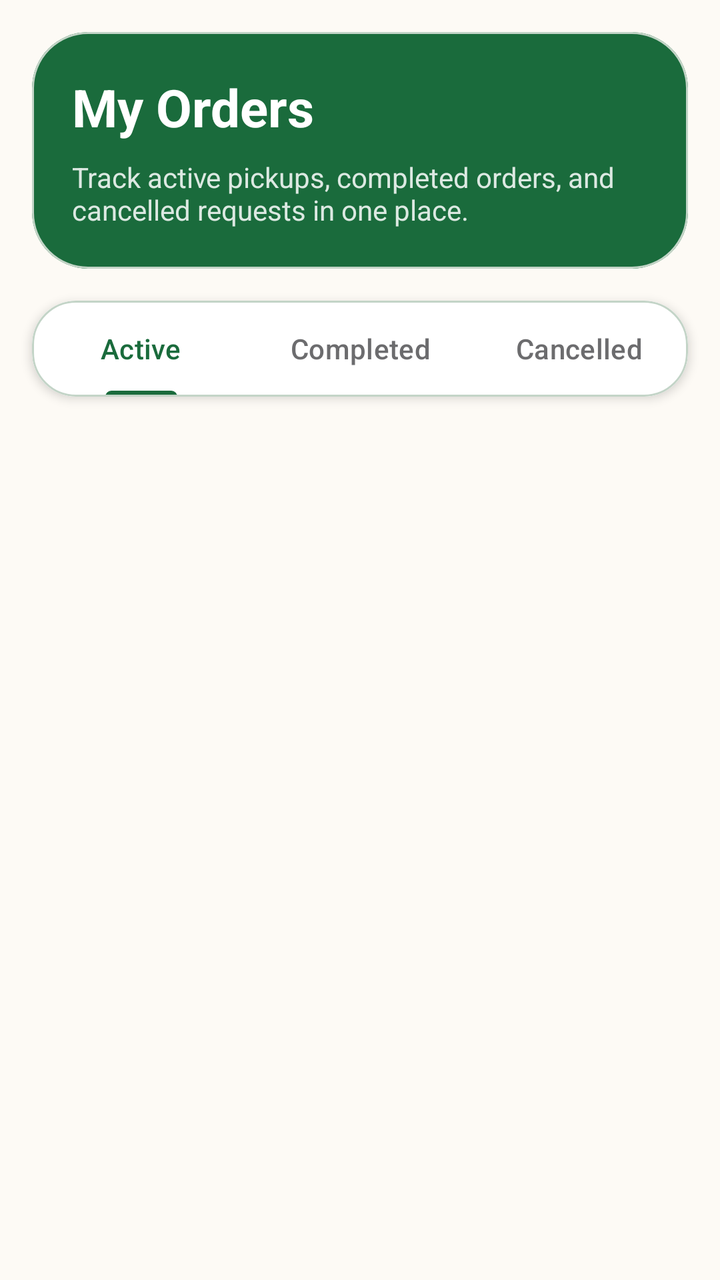
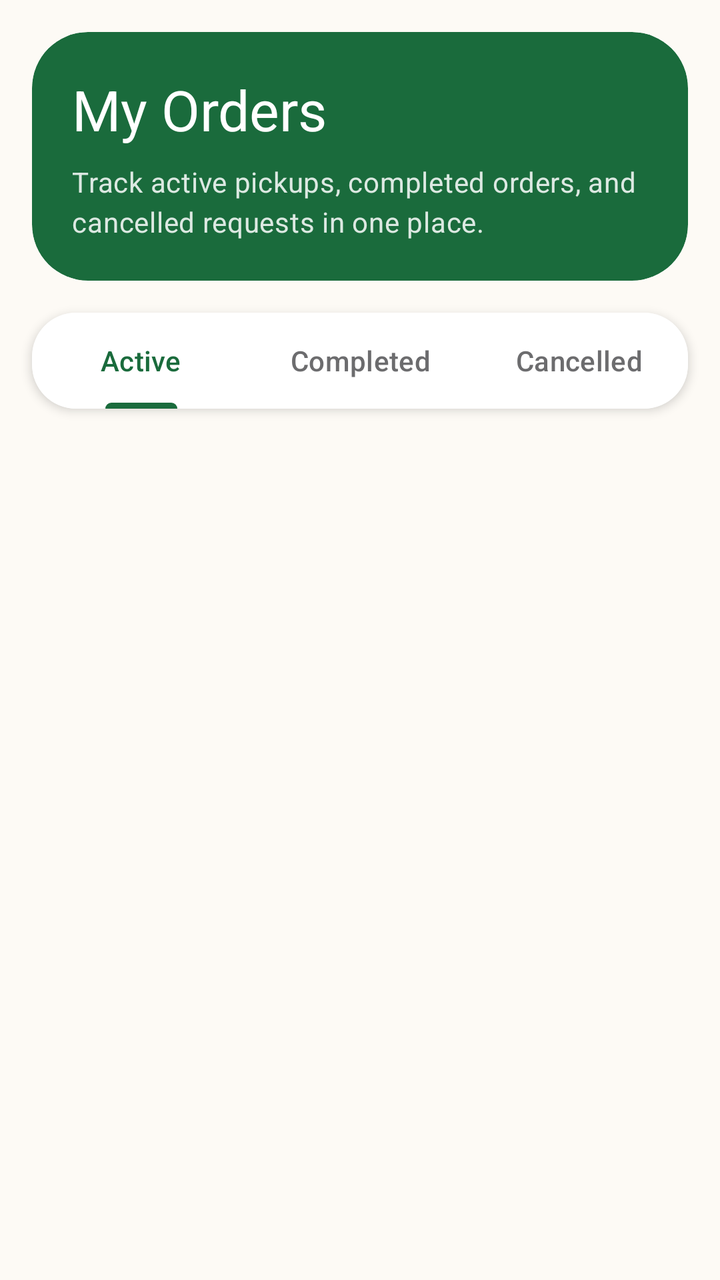

The first picture is an Android layout as it rendered before a commit; the second is the same layout after the commit. The layout source and the unified diff follow.
<!-- AndroidManifest.xml: application theme Theme.REPLATE -->
<!-- res/layout/fragment_orders.xml -->
<?xml version="1.0" encoding="utf-8"?>
<LinearLayout xmlns:android="http://schemas.android.com/apk/res/android"
    xmlns:app="http://schemas.android.com/apk/res-auto"
    android:layout_width="match_parent"
    android:layout_height="match_parent"
    android:background="@color/light_gray"
    android:orientation="vertical">

    
    <com.google.android.material.card.MaterialCardView
        android:layout_width="match_parent"
        android:layout_height="wrap_content"
        android:layout_margin="16dp"
        app:cardBackgroundColor="@color/green_primary"
        app:cardCornerRadius="28dp"
        app:cardElevation="0dp">

        <LinearLayout
            android:layout_width="match_parent"
            android:layout_height="wrap_content"
            android:orientation="vertical"
            android:padding="20dp">

            <TextView
                android:layout_width="wrap_content"
                android:layout_height="wrap_content"
                android:text="My Orders"
                android:textColor="@color/white"
                android:textSize="26sp"
                android:textStyle="bold" />

            <TextView
                android:layout_width="match_parent"
                android:layout_height="wrap_content"
                android:layout_marginTop="8dp"
                android:text="Track active pickups, completed orders, and cancelled requests in one place."
                android:textColor="#D9FFFFFF"
                android:textSize="14sp" />
        </LinearLayout>
    </com.google.android.material.card.MaterialCardView>

    
    <com.google.android.material.card.MaterialCardView
        android:layout_width="match_parent"
        android:layout_height="wrap_content"
        android:layout_marginHorizontal="16dp"
        app:cardCornerRadius="22dp"
        app:cardElevation="3dp">

        <com.google.android.material.tabs.TabLayout
            android:id="@+id/tabLayoutOrders"
            android:layout_width="match_parent"
            android:layout_height="wrap_content"
            android:background="@color/white"
            app:tabIndicatorColor="@color/primary"
            app:tabIndicatorFullWidth="false"
            app:tabMode="fixed"
            app:tabSelectedTextColor="@color/primary"
            app:tabTextColor="@color/text_secondary">

            <com.google.android.material.tabs.TabItem
                android:layout_width="wrap_content"
                android:layout_height="wrap_content"
                android:text="Active" />

            <com.google.android.material.tabs.TabItem
                android:layout_width="wrap_content"
                android:layout_height="wrap_content"
                android:text="Completed" />

            <com.google.android.material.tabs.TabItem
                android:layout_width="wrap_content"
                android:layout_height="wrap_content"
                android:text="Cancelled" />

        </com.google.android.material.tabs.TabLayout>
    </com.google.android.material.card.MaterialCardView>

    
    <androidx.recyclerview.widget.RecyclerView
        android:id="@+id/rvOrders"
        android:layout_width="match_parent"
        android:layout_height="0dp"
        android:layout_weight="1"
        android:clipToPadding="false"
        android:paddingTop="10dp"
        android:paddingBottom="8dp" />

    
    <LinearLayout
        android:id="@+id/emptyState"
        android:layout_width="match_parent"
        android:layout_height="0dp"
        android:layout_weight="1"
        android:gravity="center"
        android:orientation="vertical"
        android:paddingHorizontal="28dp"
        android:visibility="gone">

        <ImageView
            android:layout_width="120dp"
            android:layout_height="120dp"
            android:src="@drawable/ic_empty_orders" />

        <TextView
            android:id="@+id/tvEmptyMessage"
            android:layout_width="wrap_content"
            android:layout_height="wrap_content"
            android:layout_marginTop="16dp"
            android:text="No orders yet"
            android:textColor="@color/text_primary"
            android:textSize="20sp"
            android:textStyle="bold" />

        <TextView
            android:layout_width="wrap_content"
            android:layout_height="wrap_content"
            android:layout_marginTop="8dp"
            android:gravity="center"
            android:text="When you reserve a rescue meal, it will appear here with pickup details and QR access."
            android:textColor="@color/text_secondary"
            android:textSize="14sp" />

        <Button
            android:id="@+id/btnBrowse"
            android:layout_width="wrap_content"
            android:layout_height="48dp"
            android:layout_marginTop="24dp"
            android:background="@drawable/button_primary"
            android:paddingHorizontal="32dp"
            android:text="Browse Deals"
            android:textAllCaps="false"
            android:textColor="@color/white" />

    </LinearLayout>

    
    <ProgressBar
        android:id="@+id/progressBar"
        android:layout_width="wrap_content"
        android:layout_height="wrap_content"
        android:layout_gravity="center"
        android:visibility="gone" />

</LinearLayout>
<!-- resources referenced by this layout -->
<resources>
  <color name="light_gray">#FDFAF5</color>
  <style name="Theme.REPLATE" parent="Theme.Material3.Light.NoActionBar">
          
          <item name="colorPrimary">@color/md_theme_primary</item>
          <item name="colorOnPrimary">@color/md_theme_onPrimary</item>
          <item name="colorPrimaryContainer">@color/md_theme_primaryContainer</item>
          <item name="colorOnPrimaryContainer">@color/md_theme_onPrimaryContainer</item>
  
          
          <item name="colorSecondary">@color/md_theme_secondary</item>
          <item name="colorOnSecondary">@color/md_theme_onSecondary</item>
          <item name="colorSecondaryContainer">@color/md_theme_secondaryContainer</item>
          <item name="colorOnSecondaryContainer">@color/md_theme_onSecondaryContainer</item>
  
          
          <item name="colorTertiary">@color/md_theme_tertiary</item>
          <item name="colorOnTertiary">@color/md_theme_onTertiary</item>
          <item name="colorTertiaryContainer">@color/md_theme_tertiaryContainer</item>
          <item name="colorOnTertiaryContainer">@color/md_theme_onTertiaryContainer</item>
  
          
          <item name="colorError">@color/md_theme_error</item>
          <item name="colorOnError">@color/md_theme_onError</item>
          <item name="colorErrorContainer">@color/md_theme_errorContainer</item>
          <item name="colorOnErrorContainer">@color/md_theme_onErrorContainer</item>
  
          
          <item name="android:colorBackground">@color/md_theme_background</item>
          <item name="colorOnBackground">@color/md_theme_onBackground</item>
          <item name="colorSurface">@color/md_theme_surface</item>
          <item name="colorOnSurface">@color/md_theme_onSurface</item>
          <item name="colorSurfaceVariant">@color/md_theme_surfaceVariant</item>
          <item name="colorOnSurfaceVariant">@color/md_theme_onSurfaceVariant</item>
  
          
          <item name="colorOutline">@color/md_theme_outline</item>
          <item name="colorOutlineVariant">@color/md_theme_outlineVariant</item>
  
          
          <item name="colorSurfaceInverse">@color/md_theme_inverseSurface</item>
          <item name="colorOnSurfaceInverse">@color/md_theme_inverseOnSurface</item>
          <item name="colorPrimaryInverse">@color/md_theme_inversePrimary</item>
  
          
          <item name="colorSurfaceContainerLowest">@color/md_theme_surfaceContainerLowest</item>
          <item name="colorSurfaceContainerLow">@color/md_theme_surfaceContainerLow</item>
          <item name="colorSurfaceContainer">@color/md_theme_surfaceContainer</item>
          <item name="colorSurfaceContainerHigh">@color/md_theme_surfaceContainerHigh</item>
          <item name="colorSurfaceContainerHighest">@color/md_theme_surfaceContainerHighest</item>
  
          
          <item name="android:statusBarColor">@color/status_bar</item>
          <item name="android:navigationBarColor">@color/md_theme_surface</item>
  
          
          <item name="android:windowBackground">@color/md_theme_background</item>
      </style>
  <!-- unchanged entries left out for length: 41 -->
</resources>

<!-- the commit's change to res/layout/fragment_orders.xml (unified diff, before → after) -->
@@ -3,7 +3,7 @@
     xmlns:app="http://schemas.android.com/apk/res-auto"
     android:layout_width="match_parent"
     android:layout_height="match_parent"
-    android:background="@color/light_gray"
+    android:background="@color/background_cream"
     android:orientation="vertical">
 
     
@@ -25,17 +25,17 @@
                 android:layout_width="wrap_content"
                 android:layout_height="wrap_content"
                 android:text="My Orders"
+                android:textAppearance="@style/TextAppearance.REPLATE.Headline"
                 android:textColor="@color/white"
-                android:textSize="26sp"
-                android:textStyle="bold" />
+                android:textSize="@dimen/text_display" />
 
             <TextView
                 android:layout_width="match_parent"
                 android:layout_height="wrap_content"
                 android:layout_marginTop="8dp"
                 android:text="Track active pickups, completed orders, and cancelled requests in one place."
-                android:textColor="#D9FFFFFF"
-                android:textSize="14sp" />
+                android:textAppearance="@style/TextAppearance.REPLATE.Body"
+                android:textColor="@color/text_on_primary_muted" />
         </LinearLayout>
     </com.google.android.material.card.MaterialCardView>
 
@@ -108,9 +108,8 @@
             android:layout_height="wrap_content"
             android:layout_marginTop="16dp"
             android:text="No orders yet"
-            android:textColor="@color/text_primary"
-            android:textSize="20sp"
-            android:textStyle="bold" />
+            android:textAppearance="@style/TextAppearance.REPLATE.Subheading"
+            android:textColor="@color/text_primary" />
 
         <TextView
             android:layout_width="wrap_content"
@@ -118,19 +117,20 @@
             android:layout_marginTop="8dp"
             android:gravity="center"
             android:text="When you reserve a rescue meal, it will appear here with pickup details and QR access."
-            android:textColor="@color/text_secondary"
-            android:textSize="14sp" />
+            android:textAppearance="@style/TextAppearance.REPLATE.Body" />
 
         <Button
             android:id="@+id/btnBrowse"
             android:layout_width="wrap_content"
-            android:layout_height="48dp"
+            android:layout_height="@dimen/button_height"
             android:layout_marginTop="24dp"
             android:background="@drawable/button_primary"
+            android:minWidth="160dp"
             android:paddingHorizontal="32dp"
             android:text="Browse Deals"
             android:textAllCaps="false"
-            android:textColor="@color/white" />
+            android:textColor="@color/white"
+            android:textStyle="bold" />
 
     </LinearLayout>
 
<!-- resource entries referenced after the edit -->
@@ -1,6 +1,24 @@
 <!-- resources referenced by this layout -->
 <resources>
-  <color name="light_gray">#FDFAF5</color>
+  <color name="background_cream">#FDFAF5</color>
+  <color name="text_on_primary_muted">#D9FFFFFF</color>
+  <dimen name="button_height">52dp</dimen>
+  <dimen name="text_display">28sp</dimen>
+  <style name="TextAppearance.REPLATE.Body" parent="TextAppearance.Material3.BodyMedium">
+          <item name="android:fontFamily">sans-serif</item>
+          <item name="android:textSize">@dimen/text_sm</item>
+          <item name="android:textColor">@color/text_secondary</item>
+      </style>
+  <style name="TextAppearance.REPLATE.Headline" parent="TextAppearance.Material3.TitleLarge">
+          <item name="android:fontFamily">sans-serif-black</item>
+          <item name="android:textSize">@dimen/text_xl</item>
+          <item name="android:textColor">@color/text_primary</item>
+      </style>
+  <style name="TextAppearance.REPLATE.Subheading" parent="TextAppearance.Material3.TitleMedium">
+          <item name="android:fontFamily">sans-serif-medium</item>
+          <item name="android:textSize">@dimen/text_lg</item>
+          <item name="android:textColor">@color/text_primary</item>
+      </style>
   <style name="Theme.REPLATE" parent="Theme.Material3.Light.NoActionBar">
           
           <item name="colorPrimary">@color/md_theme_primary</item>
@@ -56,7 +74,54 @@
   
           
           <item name="android:windowBackground">@color/md_theme_background</item>
+  
+          
+          <item name="android:fontFamily">sans-serif</item>
+          <item name="textAppearanceTitleLarge">@style/TextAppearance.REPLATE.Headline</item>
+          <item name="textAppearanceTitleMedium">@style/TextAppearance.REPLATE.Subheading</item>
+          <item name="textAppearanceBodyMedium">@style/TextAppearance.REPLATE.Body</item>
+          <item name="textAppearanceLabelLarge">@style/TextAppearance.REPLATE.Label</item>
+  
+          
+          <item name="materialCardViewStyle">@style/Widget.REPLATE.Card</item>
+          <item name="materialButtonStyle">@style/Widget.REPLATE.Button.Primary</item>
+          <item name="textInputStyle">@style/Widget.REPLATE.TextInputLayout</item>
       </style>
+  <dimen name="text_sm">14sp</dimen>
+  <dimen name="text_xl">22sp</dimen>
+  <dimen name="text_lg">18sp</dimen>
+  <style name="TextAppearance.REPLATE.Label" parent="TextAppearance.Material3.LabelMedium">
+          <item name="android:fontFamily">sans-serif-medium</item>
+          <item name="android:textSize">@dimen/text_sm</item>
+          <item name="android:textColor">@color/text_primary</item>
+      </style>
+  <style name="Widget.REPLATE.Card" parent="Widget.Material3.CardView.Elevated">
+          <item name="cardCornerRadius">@dimen/radius_md</item>
+          <item name="cardElevation">@dimen/elevation_card</item>
+          <item name="cardBackgroundColor">@color/surface_white</item>
+      </style>
+  <style name="Widget.REPLATE.Button.Primary" parent="Widget.Material3.Button">
+          <item name="android:minHeight">@dimen/button_height</item>
+          <item name="cornerRadius">@dimen/radius_md</item>
+          <item name="android:fontFamily">sans-serif-medium</item>
+          <item name="android:textAllCaps">false</item>
+          <item name="android:textSize">@dimen/text_md</item>
+          <item name="android:textColor">@color/white</item>
+          <item name="backgroundTint">@color/green_primary</item>
+      </style>
+  <style name="Widget.REPLATE.TextInputLayout" parent="Widget.Material3.TextInputLayout.OutlinedBox">
+          <item name="boxCornerRadiusTopStart">@dimen/radius_sm</item>
+          <item name="boxCornerRadiusTopEnd">@dimen/radius_sm</item>
+          <item name="boxCornerRadiusBottomStart">@dimen/radius_sm</item>
+          <item name="boxCornerRadiusBottomEnd">@dimen/radius_sm</item>
+          <item name="boxStrokeColor">@color/green_primary</item>
+          <item name="hintTextColor">@color/text_secondary</item>
+      </style>
+  <dimen name="radius_md">14dp</dimen>
+  <dimen name="elevation_card">3dp</dimen>
+  <color name="surface_white">#FFFFFF</color>
+  <dimen name="text_md">16sp</dimen>
+  <dimen name="radius_sm">10dp</dimen>
   <!-- unchanged entries left out for length: 41 -->
 </resources>
 
